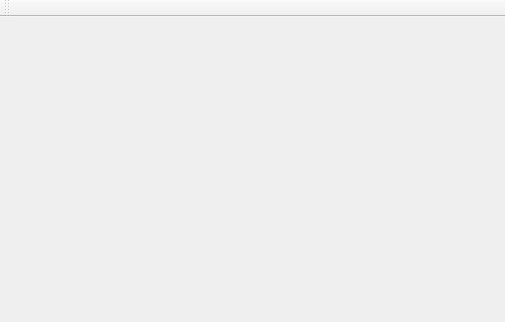
Niaklolz/dhysk-gui, file forms/mainwindow.ui: the form before one commit; both pictures show x 0 to 505 and y 0 to 322 of the 800 by 600 pixel window.
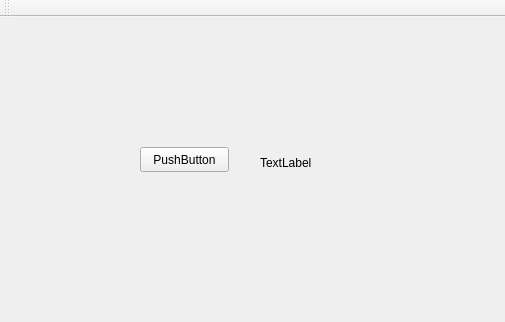
The form after the commit.

Patch:
```diff
--- a/forms/mainwindow.ui
+++ b/forms/mainwindow.ui
@@ -19,7 +19,34 @@
   <property name="windowTitle">
    <string>MainWindow</string>
   </property>
-  <widget class="QWidget" name="centralWidget"/>
+  <widget class="QWidget" name="centralWidget">
+   <widget class="QPushButton" name="pushButton">
+    <property name="geometry">
+     <rect>
+      <x>140</x>
+      <y>130</y>
+      <width>89</width>
+      <height>25</height>
+     </rect>
+    </property>
+    <property name="text">
+     <string>PushButton</string>
+    </property>
+   </widget>
+   <widget class="QLabel" name="label">
+    <property name="geometry">
+     <rect>
+      <x>260</x>
+      <y>130</y>
+      <width>131</width>
+      <height>31</height>
+     </rect>
+    </property>
+    <property name="text">
+     <string>TextLabel</string>
+    </property>
+   </widget>
+  </widget>
   <widget class="QMenuBar" name="menuBar">
    <property name="geometry">
     <rect>
```
